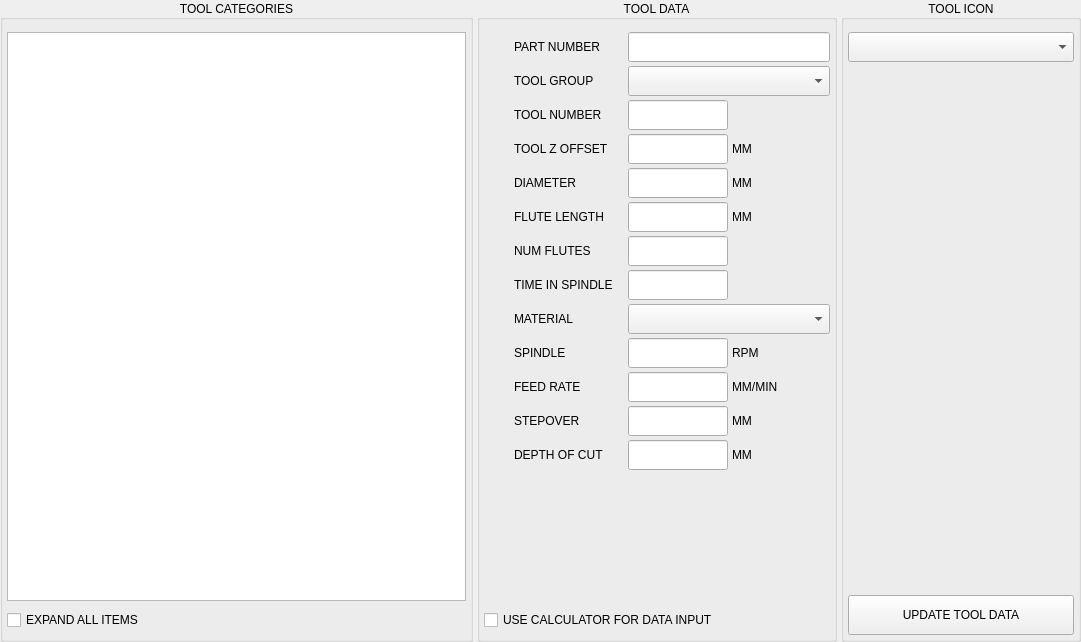
persei802/QtDragon_hd, file lib/tool_db.ui: the form before one commit.
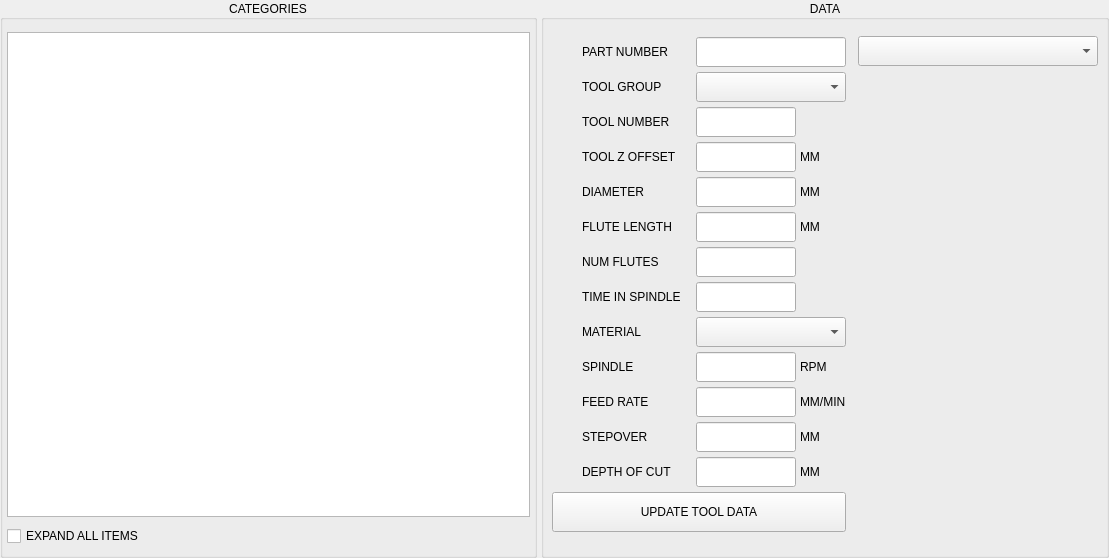
The form after the commit. Custom widgets are drawn as their Qt base class.

Diff of the .ui file:
```diff
--- a/lib/tool_db.ui
+++ b/lib/tool_db.ui
@@ -6,8 +6,8 @@
    <rect>
     <x>0</x>
     <y>0</y>
-    <width>1081</width>
-    <height>642</height>
+    <width>1109</width>
+    <height>558</height>
    </rect>
   </property>
   <property name="sizePolicy">
@@ -19,7 +19,7 @@
   <property name="windowTitle">
    <string>Form</string>
   </property>
-  <layout class="QHBoxLayout" name="horizontalLayout" stretch="1,0,0">
+  <layout class="QHBoxLayout" name="horizontalLayout" stretch="1,0">
    <property name="spacing">
     <number>4</number>
    </property>
@@ -44,7 +44,7 @@
       </sizepolicy>
      </property>
      <property name="title">
-      <string>TOOL CATEGORIES</string>
+      <string>CATEGORIES</string>
      </property>
      <property name="alignment">
       <set>Qt::AlignCenter</set>
@@ -128,31 +128,13 @@
    </item>
    <item>
     <widget class="QGroupBox" name="grp_tool_data">
-     <property name="sizePolicy">
-      <sizepolicy hsizetype="Preferred" vsizetype="Preferred">
-       <horstretch>0</horstretch>
-       <verstretch>0</verstretch>
-      </sizepolicy>
-     </property>
-     <property name="minimumSize">
-      <size>
-       <width>360</width>
-       <height>0</height>
-      </size>
-     </property>
-     <property name="maximumSize">
-      <size>
-       <width>360</width>
-       <height>16777215</height>
-      </size>
-     </property>
      <property name="title">
-      <string>TOOL DATA</string>
+      <string>DATA</string>
      </property>
      <property name="alignment">
       <set>Qt::AlignCenter</set>
      </property>
-     <layout class="QVBoxLayout" name="verticalLayout_3">
+     <layout class="QHBoxLayout" name="horizontalLayout_14">
       <property name="spacing">
        <number>4</number>
       </property>
@@ -161,6 +143,23 @@
       </property>
       <property name="topMargin">
        <number>12</number>
+      </property>
+      <property name="rightMargin">
+       <number>4</number>
+      </property>
+      <property name="bottomMargin">
+       <number>4</number>
+      </property>
+      <item>
+       <layout class="QVBoxLayout" name="verticalLayout_4">
+        <property name="spacing">
+         <number>4</number>
+        </property>
+        <property name="leftMargin">
+         <number>4</number>
+        </property>
+        <property name="topMargin">
+         <number>4</number>
       </property>
       <property name="rightMargin">
        <number>4</number>
@@ -1169,22 +1168,9 @@
        </layout>
       </item>
       <item>
-       <spacer name="verticalSpacer">
-        <property name="orientation">
-         <enum>Qt::Vertical</enum>
-        </property>
-        <property name="sizeHint" stdset="0">
-         <size>
-          <width>20</width>
-          <height>40</height>
-         </size>
-        </property>
-       </spacer>
-      </item>
-      <item>
-       <widget class="QCheckBox" name="chk_use_calc">
+         <widget class="QPushButton" name="btn_update_tool">
         <property name="sizePolicy">
-         <sizepolicy hsizetype="Preferred" vsizetype="Preferred">
+           <sizepolicy hsizetype="Expanding" vsizetype="Preferred">
           <horstretch>0</horstretch>
           <verstretch>0</verstretch>
          </sizepolicy>
@@ -1192,47 +1178,33 @@
         <property name="minimumSize">
          <size>
           <width>0</width>
-          <height>30</height>
+            <height>40</height>
          </size>
         </property>
         <property name="maximumSize">
          <size>
-          <width>360</width>
-          <height>30</height>
+            <width>16777215</width>
+            <height>40</height>
          </size>
         </property>
         <property name="focusPolicy">
          <enum>Qt::ClickFocus</enum>
         </property>
+          <property name="contextMenuPolicy">
+           <enum>Qt::NoContextMenu</enum>
+          </property>
+          <property name="toolTip">
+           <string>Write tool data to database</string>
+          </property>
         <property name="text">
-         <string>USE CALCULATOR FOR DATA INPUT</string>
+           <string>UPDATE TOOL DATA</string>
         </property>
        </widget>
       </item>
      </layout>
-    </widget>
    </item>
    <item>
-    <widget class="QGroupBox" name="grp_icon">
-     <property name="sizePolicy">
-      <sizepolicy hsizetype="Preferred" vsizetype="Expanding">
-       <horstretch>0</horstretch>
-       <verstretch>0</verstretch>
-      </sizepolicy>
-     </property>
-     <property name="maximumSize">
-      <size>
-       <width>240</width>
-       <height>16777215</height>
-      </size>
-     </property>
-     <property name="title">
-      <string>TOOL ICON</string>
-     </property>
-     <property name="alignment">
-      <set>Qt::AlignCenter</set>
-     </property>
-     <layout class="QVBoxLayout" name="verticalLayout_5" stretch="0,1,0">
+       <layout class="QVBoxLayout" name="verticalLayout_6">
       <property name="spacing">
        <number>4</number>
       </property>
@@ -1240,7 +1212,7 @@
        <number>4</number>
       </property>
       <property name="topMargin">
-       <number>12</number>
+         <number>4</number>
       </property>
       <property name="rightMargin">
        <number>4</number>
@@ -1301,36 +1273,7 @@
         </property>
        </widget>
       </item>
-      <item>
-       <widget class="QPushButton" name="btn_update_tool">
-        <property name="sizePolicy">
-         <sizepolicy hsizetype="Expanding" vsizetype="Preferred">
-          <horstretch>0</horstretch>
-          <verstretch>0</verstretch>
-         </sizepolicy>
-        </property>
-        <property name="minimumSize">
-         <size>
-          <width>0</width>
-          <height>40</height>
-         </size>
-        </property>
-        <property name="maximumSize">
-         <size>
-          <width>16777215</width>
-          <height>40</height>
-         </size>
-        </property>
-        <property name="contextMenuPolicy">
-         <enum>Qt::NoContextMenu</enum>
-        </property>
-        <property name="toolTip">
-         <string>Write tool data to database</string>
-        </property>
-        <property name="text">
-         <string>UPDATE TOOL DATA</string>
-        </property>
-       </widget>
+       </layout>
       </item>
      </layout>
     </widget>
```
Lines whose indentation alone changed are shown as unchanged.
